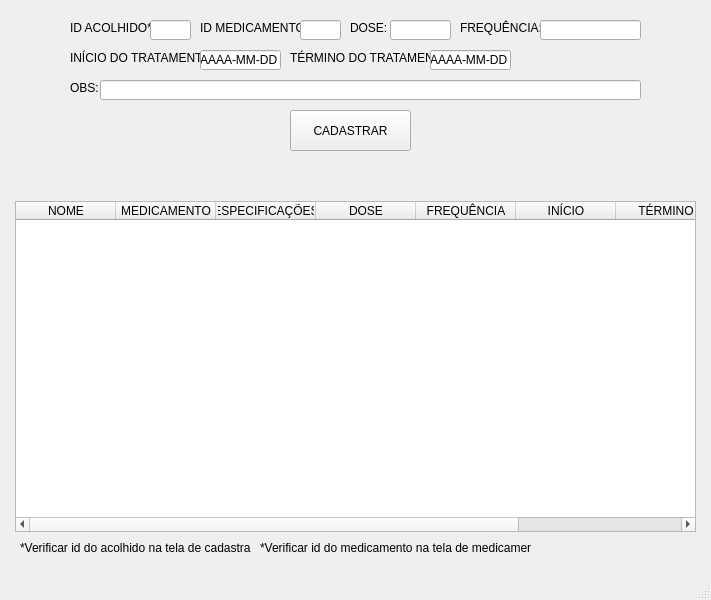
AlexFilh0/BetelgeuseDB, file formTratamento.ui: the form before one commit.
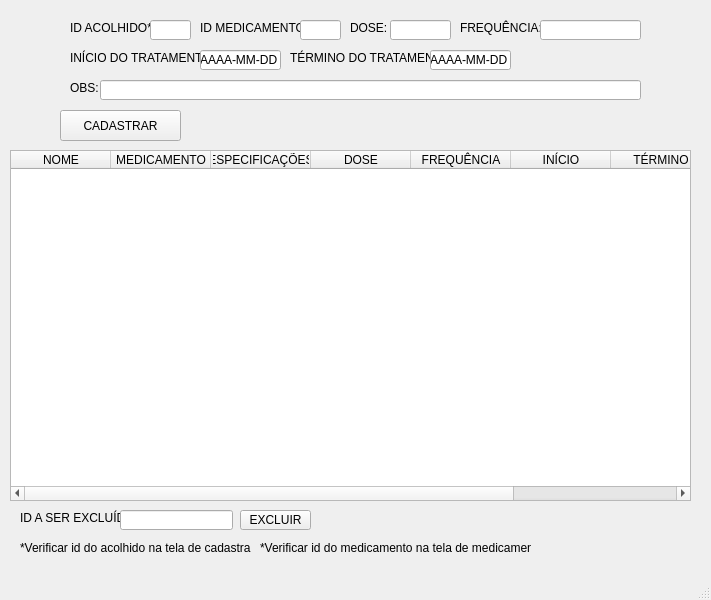
The form after the commit. Icons and pictures are not drawn.

Patch:
```diff
--- a/formTratamento.ui
+++ b/formTratamento.ui
@@ -200,10 +200,10 @@
    <widget class="QPushButton" name="btnCadastrarTratamento">
     <property name="geometry">
      <rect>
-      <x>290</x>
+      <x>60</x>
       <y>110</y>
       <width>121</width>
-      <height>41</height>
+      <height>31</height>
      </rect>
     </property>
     <property name="text">
@@ -216,10 +216,10 @@
     </property>
     <property name="geometry">
      <rect>
-      <x>15</x>
-      <y>201</y>
+      <x>10</x>
+      <y>150</y>
       <width>681</width>
-      <height>331</height>
+      <height>351</height>
      </rect>
     </property>
     <column>
@@ -266,9 +266,9 @@
    <widget class="QLabel" name="lblAviso">
     <property name="geometry">
      <rect>
-      <x>230</x>
-      <y>160</y>
-      <width>241</width>
+      <x>200</x>
+      <y>120</y>
+      <width>441</width>
       <height>20</height>
      </rect>
     </property>
@@ -302,6 +302,58 @@
      <string>*Verificar id do medicamento na tela de medicamentos</string>
     </property>
    </widget>
+   <widget class="QLabel" name="lblAviso_2">
+    <property name="geometry">
+     <rect>
+      <x>380</x>
+      <y>510</y>
+      <width>221</width>
+      <height>20</height>
+     </rect>
+    </property>
+    <property name="text">
+     <string/>
+    </property>
+    <property name="alignment">
+     <set>Qt::AlignCenter</set>
+    </property>
+   </widget>
+   <widget class="QLabel" name="label_10">
+    <property name="geometry">
+     <rect>
+      <x>20</x>
+      <y>510</y>
+      <width>101</width>
+      <height>16</height>
+     </rect>
+    </property>
+    <property name="text">
+     <string>ID A SER EXCLUÍDO</string>
+    </property>
+   </widget>
+   <widget class="QLineEdit" name="edtExcluir">
+    <property name="geometry">
+     <rect>
+      <x>120</x>
+      <y>510</y>
+      <width>113</width>
+      <height>20</height>
+     </rect>
+    </property>
+   </widget>
+   <widget class="QPushButton" name="btnExcluir">
+    <property name="geometry">
+     <rect>
+      <x>240</x>
+      <y>510</y>
+      <width>71</width>
+      <height>20</height>
+     </rect>
+    </property>
+    <property name="text">
+     <string>EXCLUIR</string>
+    </property>
+   </widget>
   </widget>
   <widget class="QMenuBar" name="menubar">
    <property name="geometry">
```
